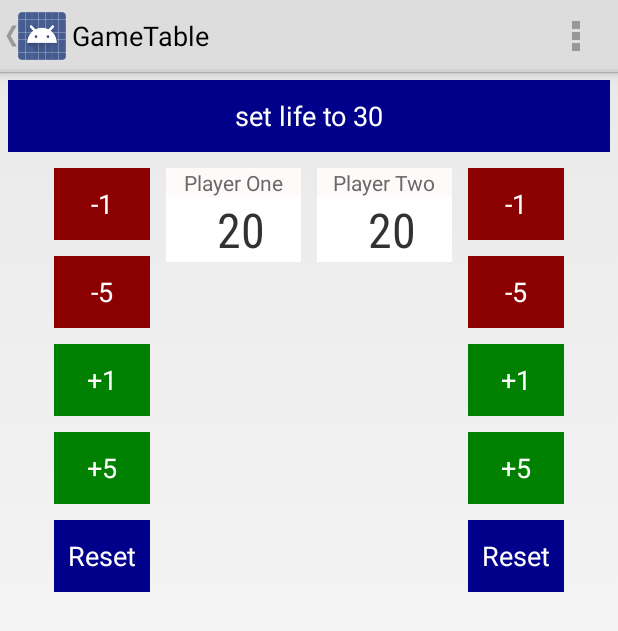
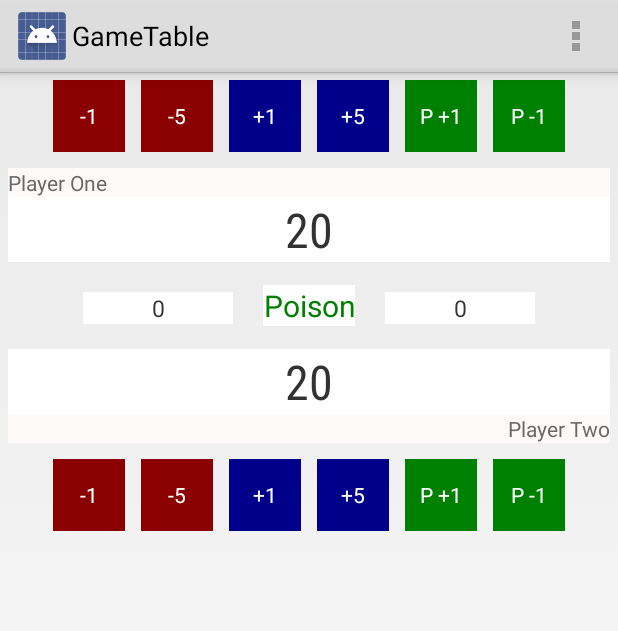
Before and after one commit to smusings/GameTable, an Android app: the MagicLifeCounter screen opened directly, with no data from a screen before it, on a phone screen of 412 x 824 dp. Shown: the top 631 px of the screen. Run offline under Robolectric (Android 15) with nearby library versions, the phone set to English and light mode, and no system bars.

Commit message:
UI changes and added poison counter

```diff
--- a/src/main/AndroidManifest.xml
+++ b/src/main/AndroidManifest.xml
@@ -1,8 +1,8 @@
 <?xml version="1.0" encoding="utf-8"?>
 <manifest xmlns:android="http://schemas.android.com/apk/res/android"
     package="com.smusings.rollofthedie"
-    android:versionCode="3"
-    android:versionName="1.2" >
+    android:versionCode="4"
+    android:versionName="1.3" >
 
     <uses-sdk
         android:minSdkVersion="11"
--- a/src/main/java/com/smusings/rollofthedie/MagicLifeCounter.java
+++ b/src/main/java/com/smusings/rollofthedie/MagicLifeCounter.java
@@ -2,67 +2,75 @@ package com.smusings.rollofthedie;
 
 import android.os.Bundle;
 import android.view.MenuItem;
-import android.view.View;
 import android.widget.TextView;
-
-import java.util.ArrayList;
 
 public class MagicLifeCounter extends SetUpActivity
     implements PlayerOneFragment.Player1Listener,
     PlayerTwoFragment.Player2Listener{
-    private ArrayList<String> Player1Press;
-    private ArrayList<String> Player2Press;
+
+    int player_health=20;
+    TextView player1;
+    TextView player2;
+    TextView poison1;
+    TextView poison2;
 
 
     public void player1Press (String ph) {
         int ph1 = Integer.valueOf(ph);
-        if ( ph1 == 0) {
-            player1.setText(Integer.toString(player_health));
-        } else {
+        if ( ph1 >= -5 && ph1 <= 5) {
             String phealth = player1.getText().toString();
             int p1health = Integer.valueOf(phealth);
             int health = p1health + ph1;
             player1.setText(Integer.toString(health));
+        } if (ph1 == -10){
+                String poison=poison1.getText().toString();
+                int p1posion=Integer.valueOf(poison);
+                int health=p1posion-1;
+                poison1.setText(Integer.toString(health));
+        } else if (ph1==10) {
+            String poison=poison1.getText().toString();
+            int p1posion=Integer.valueOf(poison);
+            int health=p1posion+1;
+            poison1.setText(Integer.toString(health));
         }
     }
 
     public void player2Press (String ph) {
         int ph2 = Integer.valueOf(ph);
-        if ( ph2 == 0) {
-            player2.setText(Integer.toString(player_health));
-        } else {
+        if ( ph2 >= -5 && ph2 <= 5) {
             String phealth = player2.getText().toString();
             int p2health = Integer.valueOf(phealth);
             int health = p2health + ph2;
             player2.setText(Integer.toString(health));
+        } if (ph2 == -10){
+            String poison=poison2.getText().toString();
+            int p2posion=Integer.valueOf(poison);
+            int health=p2posion-1;
+            poison2.setText(Integer.toString(health));
+        } else if (ph2==10) {
+            String poison=poison2.getText().toString();
+            int p2posion=Integer.valueOf(poison);
+            int health=p2posion+1;
+            poison2.setText(Integer.toString(health));
         }
     }
 
-    int player_health=20;
-    TextView player1;
-    TextView player2;
-
     public void onCreate(Bundle savedInstanceState) {
+        getActionBar().setDisplayHomeAsUpEnabled(false);
         super.onCreate(savedInstanceState);
         setContentView(R.layout.magic_life_counter);
 
         //set up onCreate
         player1=(TextView) findViewById(R.id.Player1);
         player2=(TextView) findViewById(R.id.Player2);
+        poison1=(TextView) findViewById(R.id.poison1);
+        poison2=(TextView) findViewById(R.id.poison2);
 
         //sets life to 20 on start
         player1.setText(Integer.toString(player_health));
         player2.setText(Integer.toString(player_health));
-
-        //create ArrayList
-        Player1Press=new ArrayList<String>();
-        Player2Press=new ArrayList<String>();
-    }
-
-    public void resetHealth(View view){
-        Number twohg= 30;
-        player1.setText(twohg.toString());
-        player2.setText(twohg.toString());
+        poison1.setText(Integer.toString(0));
+        poison2.setText(Integer.toString(0));
     }
 
     public boolean onOptionsItemSelected(MenuItem item) {
@@ -70,6 +78,8 @@ public class MagicLifeCounter extends SetUpActivity
             case R.id.menu_clear:
                 player1.setText(Integer.toString(player_health));
                 player2.setText(Integer.toString(player_health));
+                poison1.setText(Integer.toString(0));
+                poison2.setText(Integer.toString(0));
                 return true;
             default:
                 return super.onOptionsItemSelected(item);
--- a/src/main/java/com/smusings/rollofthedie/PlayerOneFragment.java
+++ b/src/main/java/com/smusings/rollofthedie/PlayerOneFragment.java
@@ -19,7 +19,8 @@ public class PlayerOneFragment extends Fragment{
         Button p1plus5 = (Button) view.findViewById(R.id.plusFive1);
         Button p1minus1 = (Button) view.findViewById(R.id.minusOne1);
         Button p1minus5 = (Button) view.findViewById(R.id.minusFive1);
-        Button p1reset = (Button) view.findViewById(R.id.player1reset);
+        Button p1poison1 = (Button) view.findViewById(R.id.poisonOne1);
+        Button p1poisonMin1=(Button) view.findViewById(R.id.poisonMinOne1);
 
         p1plus1.setOnClickListener(new View.OnClickListener() {
             @Override
@@ -51,10 +52,17 @@ public class PlayerOneFragment extends Fragment{
             }
         });
 
-        p1reset.setOnClickListener(new View.OnClickListener() {
+        p1poison1.setOnClickListener(new View.OnClickListener() {
             @Override
             public void onClick(View v) {
-                Number ph=0;
+                Number ph=10;
+                player1Listener.player1Press(ph.toString());
+            }
+        });
+        p1poisonMin1.setOnClickListener(new View.OnClickListener() {
+            @Override
+            public void onClick(View v) {
+                Number ph=-10;
                 player1Listener.player1Press(ph.toString());
             }
         });
--- a/src/main/java/com/smusings/rollofthedie/PlayerTwoFragment.java
+++ b/src/main/java/com/smusings/rollofthedie/PlayerTwoFragment.java
@@ -19,7 +19,8 @@ public class PlayerTwoFragment extends Fragment{
         Button p2plus5 = (Button) view.findViewById(R.id.plusFive2);
         Button p2minus1 = (Button) view.findViewById(R.id.minusOne2);
         Button p2minus5 = (Button) view.findViewById(R.id.minusFive2);
-        Button p2reset = (Button) view.findViewById(R.id.player2reset);
+        Button p2poison1 = (Button) view.findViewById(R.id.poisonOne2);
+        Button p2poisonMin1=(Button) view.findViewById(R.id.poisonMinOne2);
 
         p2plus1.setOnClickListener(new View.OnClickListener() {
             @Override
@@ -50,14 +51,22 @@ public class PlayerTwoFragment extends Fragment{
                 player2Listener.player2Press(ph.toString());
             }
         });
-
-        p2reset.setOnClickListener(new View.OnClickListener() {
+        p2poison1.setOnClickListener(new View.OnClickListener() {
             @Override
             public void onClick(View v) {
-                Number ph=0;
+                Number ph=10;
                 player2Listener.player2Press(ph.toString());
             }
         });
+        p2poisonMin1.setOnClickListener(new View.OnClickListener() {
+            @Override
+            public void onClick(View v) {
+                Number ph=-10;
+                player2Listener.player2Press(ph.toString());
+            }
+        });
+
+
         return view;
 
     }
--- a/src/main/res/layout/magic_life_counter.xml
+++ b/src/main/res/layout/magic_life_counter.xml
@@ -3,21 +3,11 @@
     android:orientation="vertical"
     android:layout_width="match_parent"
     android:layout_height="match_parent">
-    <Button
-        android:id="@+id/twoheadedgiant"
-        android:layout_width="match_parent"
-        android:layout_height="wrap_content"
-        android:onClick="resetHealth"
-        android:text="set life to 30"
-        android:textColor="@color/White"
-        android:background="@color/DarkBlue"
-        android:layout_margin="5dp"
-        android:layout_gravity="center"/>
     <LinearLayout
         android:id="@+id/mlc_ui"
-        android:layout_width="wrap_content"
+        android:layout_width="fill_parent"
         android:layout_height="wrap_content"
-        android:orientation="horizontal"
+        android:orientation="vertical"
         android:layout_gravity="center">
         <fragment
             android:name="com.smusings.rollofthedie.PlayerOneFragment"
@@ -28,9 +18,9 @@
             android:id='@+id/playerHealth1'
             android:layout_width="fill_parent"
             android:layout_height="fill_parent"
-            android:orientation="horizontal">
+            android:orientation="vertical">
             <LinearLayout
-                android:layout_width="90dp"
+                android:layout_width="fill_parent"
                 android:layout_height="wrap_content"
                 android:orientation="vertical"
                 android:layout_margin="5dp">
@@ -39,11 +29,10 @@
                     android:layout_height="wrap_content"
                     android:text="Player One"
                     android:textColor="@color/DimGray"
-                    android:gravity="center"
                     android:background="@color/Snow"/>
                 <TextView
                     android:id="@+id/Player1"
-                    android:layout_width="100dp"
+                    android:layout_width="fill_parent"
                     android:layout_height="fill_parent"
                     android:background="@color/White"
                     android:gravity="center"
@@ -51,31 +40,65 @@
                     android:textSize="32dp"/>
             </LinearLayout>
             <LinearLayout
-                android:layout_width="90dp"
+                android:layout_width="fill_parent"
+                android:layout_height="wrap_content"
+                android:orientation="horizontal"
+                android:gravity="center_horizontal">
+                <TextView
+                    android:id="@+id/poison1"
+                    android:layout_width="100dp"
+                    android:layout_height="wrap_content"
+                    android:text="0"
+                    android:background="@color/White"
+                    android:textSize="15dp"
+                    android:layout_margin="10dp"
+                    android:gravity="center"/>
+                <TextView
+                    android:layout_width="wrap_content"
+                    android:layout_height="wrap_content"
+                    android:textColor="@color/Green"
+                    android:text="Poison"
+                    android:textSize="20dp"
+                    android:background="@color/White"
+                    android:gravity="center"
+                    android:layout_margin="10dp"/>
+                <TextView
+                    android:id="@+id/poison2"
+                    android:layout_width="100dp"
+                    android:layout_height="wrap_content"
+                    android:background="@color/White"
+                    android:textSize="15dp"
+                    android:text="0"
+                    android:gravity="center"
+                    android:layout_margin="10dp"/>
+            </LinearLayout>
+            <LinearLayout
+                android:layout_width="fill_parent"
                 android:layout_height="wrap_content"
                 android:orientation="vertical"
                 android:layout_margin="5dp">
+
+                <TextView
+                    android:id="@+id/Player2"
+                    android:layout_width="fill_parent"
+                    android:layout_height="fill_parent"
+                    android:background="@color/White"
+                    android:gravity="center"
+                    android:fontFamily="sans-serif-condensed"
+                    android:textSize="32dp"/>
                 <TextView
                     android:layout_width="fill_parent"
                     android:layout_height="wrap_content"
                     android:text="Player Two"
                     android:textColor="@color/DimGray"
-                    android:gravity="center"
-                    android:background="@color/Snow"/>
-                <TextView
-                    android:id="@+id/Player2"
-                    android:layout_width="100dp"
-                    android:layout_height="fill_parent"
-                    android:background="@color/White"
-                    android:gravity="center"
-                    android:fontFamily="sans-serif-condensed"
-                    android:textSize="32dp"/>
+                    android:background="@color/Snow"
+                    android:gravity="right"/>
             </LinearLayout>
+            <fragment
+                android:name="com.smusings.rollofthedie.PlayerTwoFragment"
+                android:id="@+id/p2buttons"
+                android:layout_width="match_parent"
+                android:layout_height="wrap_content"/>
         </LinearLayout>
-        <fragment
-            android:name="com.smusings.rollofthedie.PlayerTwoFragment"
-            android:id="@+id/p2buttons"
-            android:layout_width="match_parent"
-            android:layout_height="wrap_content"/>
     </LinearLayout>
 </LinearLayout>
--- a/src/main/res/layout/player_one_buttons.xml
+++ b/src/main/res/layout/player_one_buttons.xml
@@ -1,10 +1,12 @@
 <?xml version="1.0" encoding="utf-8"?>
-
 <LinearLayout xmlns:android="http://schemas.android.com/apk/res/android"
-    android:orientation="vertical" android:layout_width="match_parent"
+    android:orientation="horizontal"
+    android:layout_width="match_parent"
     android:layout_height="match_parent"
-        android:id="@+id/player1buttons">
+    android:id="@+id/player1buttons"
+    android:gravity="center_horizontal">
         <Button
+            style="?android:attr/buttonStyleSmall"
             android:id="@+id/minusOne1"
             android:text="-1"
             android:layout_width="wrap_content"
@@ -13,6 +15,7 @@
             android:background="@color/DarkRed"
             android:layout_margin="5dp"/>
         <Button
+            style="?android:attr/buttonStyleSmall"
             android:id="@+id/minusFive1"
             android:text="-5"
             android:layout_width="wrap_content"
@@ -21,28 +24,39 @@
             android:background="@color/DarkRed"
             android:layout_margin="5dp"/>
         <Button
+            style="?android:attr/buttonStyleSmall"
             android:id="@+id/plusOne1"
             android:text="+1"
+            android:layout_width="wrap_content"
+            android:layout_height="wrap_content"
+            android:textColor="@color/White"
+            android:background="@color/DarkBlue"
+            android:layout_margin="5dp"/>
+        <Button
+            style="?android:attr/buttonStyleSmall"
+            android:id="@+id/plusFive1"
+            android:text="+5"
+            android:layout_width="wrap_content"
+            android:layout_height="wrap_content"
+            android:textColor="@color/White"
+            android:background="@color/DarkBlue"
+            android:layout_margin="5dp"/>
+        <Button
+            style="?android:attr/buttonStyleSmall"
+            android:id="@+id/poisonOne1"
+            android:text="P +1"
             android:layout_width="wrap_content"
             android:layout_height="wrap_content"
             android:textColor="@color/White"
             android:background="@color/Green"
             android:layout_margin="5dp"/>
         <Button
-            android:id="@+id/plusFive1"
-            android:text="+5"
+            style="?android:attr/buttonStyleSmall"
+            android:id="@+id/poisonMinOne1"
+            android:text="P -1"
             android:layout_width="wrap_content"
             android:layout_height="wrap_content"
             android:textColor="@color/White"
             android:background="@color/Green"
-            android:layout_margin="5dp" />
-        <Button
-            android:id="@+id/player1reset"
-            android:text="Reset"
-            android:layout_width="wrap_content"
-            android:layout_height="wrap_content"
-            android:textColor="@color/White"
-            android:background="@color/DarkBlue"
             android:layout_margin="5dp"/>
-
-</LinearLayout>
+    </LinearLayout>
--- a/src/main/res/layout/player_two_buttons.xml
+++ b/src/main/res/layout/player_two_buttons.xml
@@ -1,49 +1,63 @@
 <?xml version="1.0" encoding="utf-8"?>
 
 <LinearLayout xmlns:android="http://schemas.android.com/apk/res/android"
-    android:orientation="vertical"
+    android:orientation="horizontal"
     android:layout_width="match_parent"
     android:layout_height="match_parent"
-    android:layout_gravity="center">
+    android:id="@+id/player2buttons"
+    android:gravity="center_horizontal">
     <Button
+        style="?android:attr/buttonStyleSmall"
         android:id="@+id/minusOne2"
         android:text="-1"
         android:layout_width="wrap_content"
         android:layout_height="wrap_content"
         android:textColor="@color/White"
         android:background="@color/DarkRed"
-        android:layout_margin="5dp" />
+        android:layout_margin="5dp"/>
     <Button
+        style="?android:attr/buttonStyleSmall"
         android:id="@+id/minusFive2"
         android:text="-5"
         android:layout_width="wrap_content"
         android:layout_height="wrap_content"
         android:textColor="@color/White"
         android:background="@color/DarkRed"
-        android:layout_margin="5dp" />
+        android:layout_margin="5dp"/>
     <Button
+        style="?android:attr/buttonStyleSmall"
         android:id="@+id/plusOne2"
         android:text="+1"
         android:layout_width="wrap_content"
         android:layout_height="wrap_content"
         android:textColor="@color/White"
-        android:background="@color/Green"
-        android:layout_margin="5dp" />
+        android:background="@color/DarkBlue"
+        android:layout_margin="5dp"/>
     <Button
+        style="?android:attr/buttonStyleSmall"
         android:id="@+id/plusFive2"
         android:text="+5"
+        android:layout_width="wrap_content"
+        android:layout_height="wrap_content"
+        android:textColor="@color/White"
+        android:background="@color/DarkBlue"
+        android:layout_margin="5dp"/>
+    <Button
+        style="?android:attr/buttonStyleSmall"
+        android:id="@+id/poisonOne2"
+        android:text="P +1"
         android:layout_width="wrap_content"
         android:layout_height="wrap_content"
         android:textColor="@color/White"
         android:background="@color/Green"
         android:layout_margin="5dp"/>
     <Button
-        android:id="@+id/player2reset"
-        android:text="Reset"
+        style="?android:attr/buttonStyleSmall"
+        android:id="@+id/poisonMinOne2"
+        android:text="P -1"
         android:layout_width="wrap_content"
         android:layout_height="wrap_content"
         android:textColor="@color/White"
-        android:background="@color/DarkBlue"
+        android:background="@color/Green"
         android:layout_margin="5dp"/>
-
 </LinearLayout>
```
